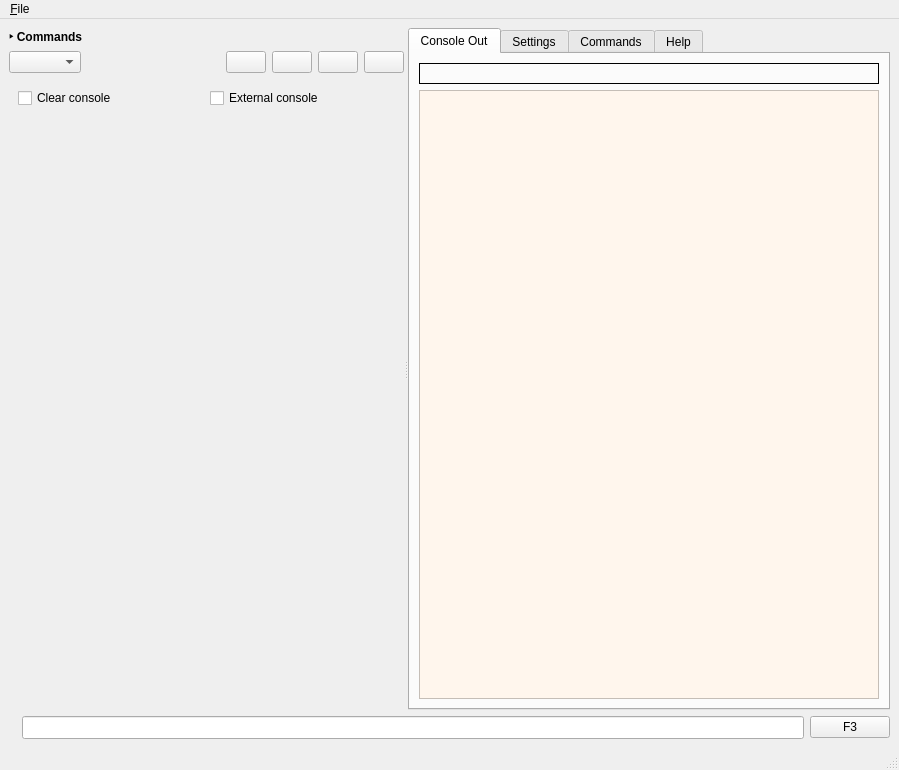
Above: mainwindow.ui from jplozf/Crush before the change. Below: the same form after it.
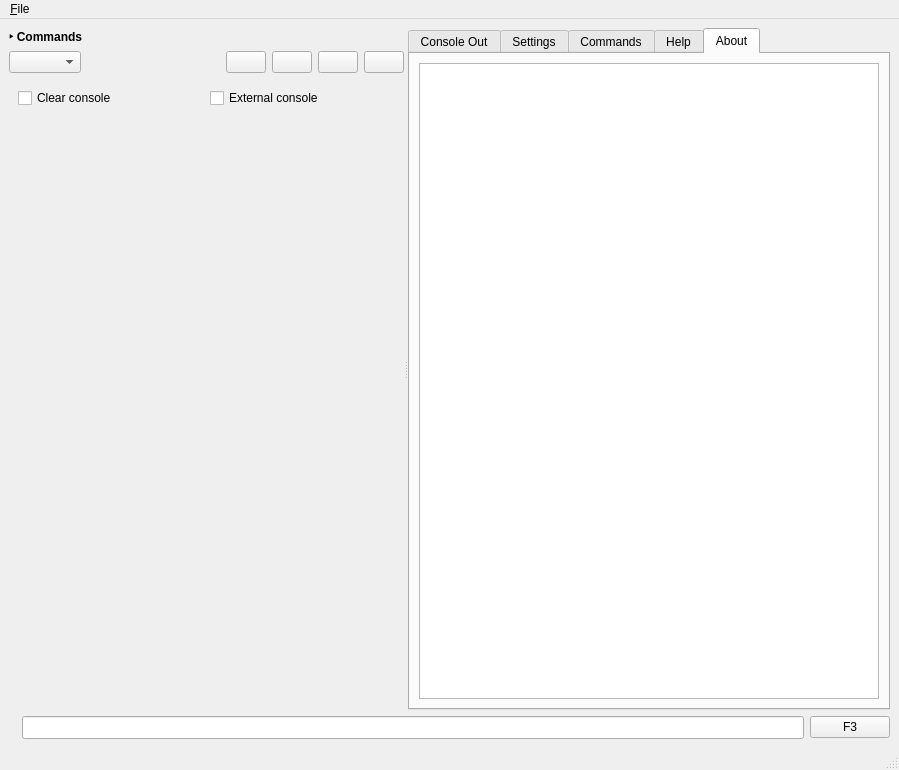
That is the form after the change. The open tabs and pages were chosen to show the change. Icons and pictures are not drawn.

Commit message: added "clear console" saving adding "About Tab"

```diff
--- a/mainwindow.ui
+++ b/mainwindow.ui
@@ -422,6 +422,20 @@
             </item>
            </layout>
           </widget>
+          <widget class="QWidget" name="tabAbout">
+           <attribute name="icon">
+            <iconset resource="Crush.qrc">
+             <normaloff>:/16x16/Copyright.png</normaloff>:/16x16/Copyright.png</iconset>
+           </attribute>
+           <attribute name="title">
+            <string>About</string>
+           </attribute>
+           <layout class="QGridLayout" name="gridLayout_2">
+            <item row="0" column="0">
+             <widget class="QTextBrowser" name="txtAbout"/>
+            </item>
+           </layout>
+          </widget>
          </widget>
         </item>
        </layout>
```
The commit also changes 3 other files.
